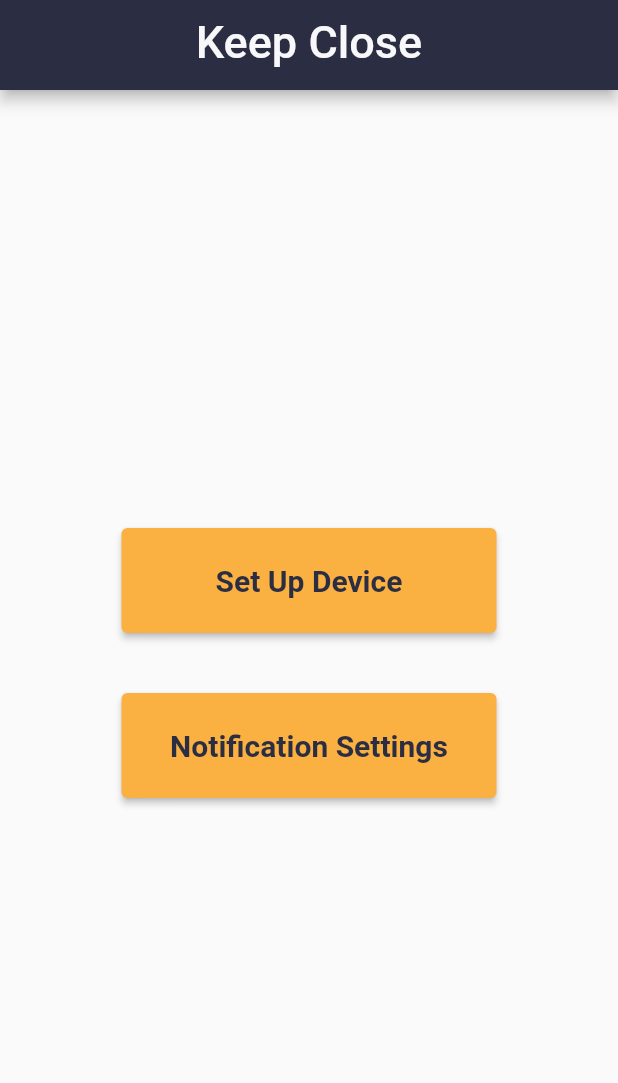
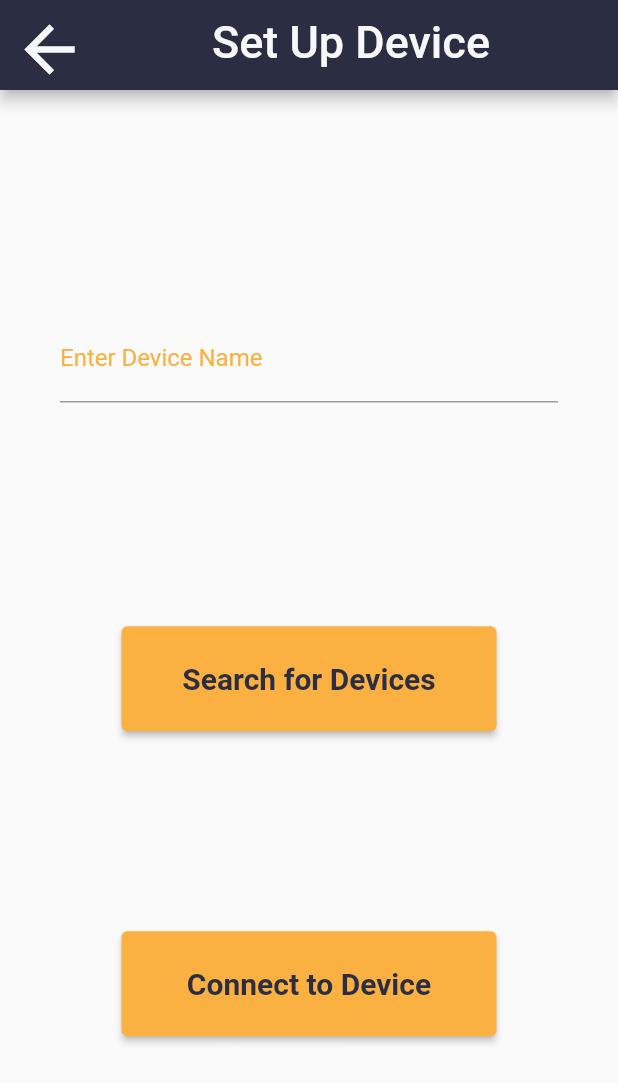
Before and after one commit to rhit-koenignm/KeepClose, a Flutter app: the screen it shows after launch, after a tap on "Set Up Device", on a phone screen of 412 x 824 dp. Shown: the top 1083 px of the screen. Run offline on Flutter 3.47's test engine with Material 2 defaults, Android fonts, the phone set to English and light mode, and no system bars.

Commit message:
Done with setup page!

```diff
--- /dev/null
+++ b/keep_close/lib/components/kc_text_form_field.dart
@@ -0,0 +1,31 @@
+import 'package:flutter/material.dart';
+
+import 'keep_close_color_theme.dart';
+
+class KCTextFormField extends StatelessWidget {
+  final String labelText;
+
+  const KCTextFormField({Key? key, required this.labelText}) : super(key: key);
+
+  @override
+  Widget build(BuildContext context) {
+    return TextFormField(
+      cursorColor: KCColorTheme.getYellowAccent(),
+      decoration: InputDecoration(
+        focusColor: KCColorTheme.getYellowAccent(),
+        hoverColor: KCColorTheme.getYellowAccent(),
+        border: UnderlineInputBorder(
+            borderSide: BorderSide(color: KCColorTheme.getYellowAccent())
+        ),
+        focusedBorder: UnderlineInputBorder(
+            borderSide: BorderSide(color: KCColorTheme.getYellowAccent())
+        ),
+        labelText: labelText,
+      ),
+      style: TextStyle(
+          color: KCColorTheme.getYellowAccent(),
+          decorationColor: KCColorTheme.getYellowAccent()
+      ),
+    );
+  }
+}
--- a/keep_close/lib/main.dart
+++ b/keep_close/lib/main.dart
@@ -1,4 +1,5 @@
 import 'package:flutter/material.dart';
+import 'package:keep_close/components/keep_close_color_theme.dart';
 import 'package:keep_close/pages/keep_close_front_page.dart';
 
 void main() {
@@ -23,7 +24,16 @@ class MyApp extends StatelessWidget {
         // or simply save your changes to "hot reload" in a Flutter IDE).
         // Notice that the counter didn't reset back to zero; the application
         // is not restarted.
-        primarySwatch: Colors.blue,
+        // primarySwatch: Colors.blue,
+        primaryColor: KCColorTheme.getYellowAccent(),
+        hintColor: KCColorTheme.getYellowAccent(),
+        inputDecorationTheme: InputDecorationTheme(
+          labelStyle: TextStyle(color: KCColorTheme.getYellowAccent()),
+          floatingLabelStyle: TextStyle(color: KCColorTheme.getYellowAccent()),
+          hintStyle: TextStyle(color: KCColorTheme.getYellowAccent()),
+          focusColor: KCColorTheme.getYellowAccent(),
+
+        )
       ),
       debugShowCheckedModeBanner: false,
       home: const KeepCloseFrontPage(title: 'Keep Close'),
--- a/keep_close/lib/pages/keep_close_front_page.dart
+++ b/keep_close/lib/pages/keep_close_front_page.dart
@@ -1,6 +1,7 @@
 import 'package:flutter/material.dart';
 import 'package:keep_close/components/kc_appbar.dart';
 import 'package:keep_close/components/keep_close_color_theme.dart';
+import 'package:keep_close/pages/keep_close_setup_page.dart';
 
 /* Author: Natalie Koenig
  * Last Updated: 4/26/2023
@@ -49,11 +50,15 @@ class _KeepCloseFrontPageState extends State<KeepCloseFrontPage> {
           // center the children vertically; the main axis here is the vertical
           // axis because Columns are vertical (the cross axis would be
           // horizontal).
-          mainAxisAlignment: MainAxisAlignment.center,
+          mainAxisAlignment: MainAxisAlignment.spaceEvenly,
           children: <Widget>[
             ElevatedButton(
-              onPressed: () {
+              onPressed: () async {
                 print("Pressed Setup device button");
+                await Navigator.push(context,
+                    MaterialPageRoute(builder: (BuildContext context) {
+                  return KeepCloseSetupPage();
+                }));
               },
               style: ButtonStyle(
                 backgroundColor: MaterialStatePropertyAll<Color>(KCColorTheme.getYellowAccent()),
@@ -68,9 +73,9 @@ class _KeepCloseFrontPageState extends State<KeepCloseFrontPage> {
                 ),
               ),
             ),
-            SizedBox(
-              height: buttonSpacing,
-            ),
+            // SizedBox(
+            //   height: buttonSpacing,
+            // ),
             ElevatedButton(
               onPressed: () {
                 print("Pressed Notification Settings button");
--- a/keep_close/lib/pages/keep_close_setup_page.dart
+++ b/keep_close/lib/pages/keep_close_setup_page.dart
@@ -0,0 +1,74 @@
+import 'package:flutter/material.dart';
+import 'package:keep_close/components/kc_text_form_field.dart';
+
+import '../components/kc_appbar.dart';
+import '../components/keep_close_color_theme.dart';
+
+class KeepCloseSetupPage extends StatefulWidget {
+  const KeepCloseSetupPage({Key? key}) : super(key: key);
+
+  @override
+  State<KeepCloseSetupPage> createState() => _KeepCloseSetupPageState();
+}
+
+class _KeepCloseSetupPageState extends State<KeepCloseSetupPage> {
+  final double widgetSpacing = 40;
+  double buttonWidth = 250;
+  double buttonHeight = 70;
+
+  @override
+  Widget build(BuildContext context) {
+    return Scaffold(
+      // For our appbar, I've utilized my custom component KCAppBar
+      appBar: KCAppBar(
+          title: "Set Up Device",
+          backgroundColor: KCColorTheme.getDarkColor(),
+          accentColor: KCColorTheme.getLightColor(),
+          fontSize: 30
+      ),
+      body: Column(
+        mainAxisAlignment: MainAxisAlignment.spaceEvenly,
+        children: <Widget>[
+          Padding(
+            padding: const EdgeInsets.symmetric(horizontal: 40, vertical: 16),
+            child: KCTextFormField(labelText: "Enter Device Name"),
+          ),
+          ElevatedButton(
+            onPressed: () {
+              print("Pressed Search Button");
+            },
+            style: ButtonStyle(
+                backgroundColor: MaterialStatePropertyAll<Color>(KCColorTheme.getYellowAccent()),
+                minimumSize: MaterialStateProperty.all(Size(buttonWidth, buttonHeight))
+            ),
+            child: Text(
+              "Search for Devices",
+              style: TextStyle(
+                color: KCColorTheme.getDarkColor(),
+                fontSize: 20,
+                fontWeight: FontWeight.bold,
+              ),
+            ),
+          ),
+          ElevatedButton(
+            onPressed: () {
+              print("Pressed Connect button");
+            },
+            style: ButtonStyle(
+                backgroundColor: MaterialStatePropertyAll<Color>(KCColorTheme.getYellowAccent()),
+                minimumSize: MaterialStateProperty.all(Size(buttonWidth, buttonHeight))
+            ),
+            child: Text(
+              "Connect to Device",
+              style: TextStyle(
+                color: KCColorTheme.getDarkColor(),
+                fontSize: 20,
+                fontWeight: FontWeight.bold,
+              ),
+            ),
+          )
+        ],
+      ),
+    );
+  }
+}
```
